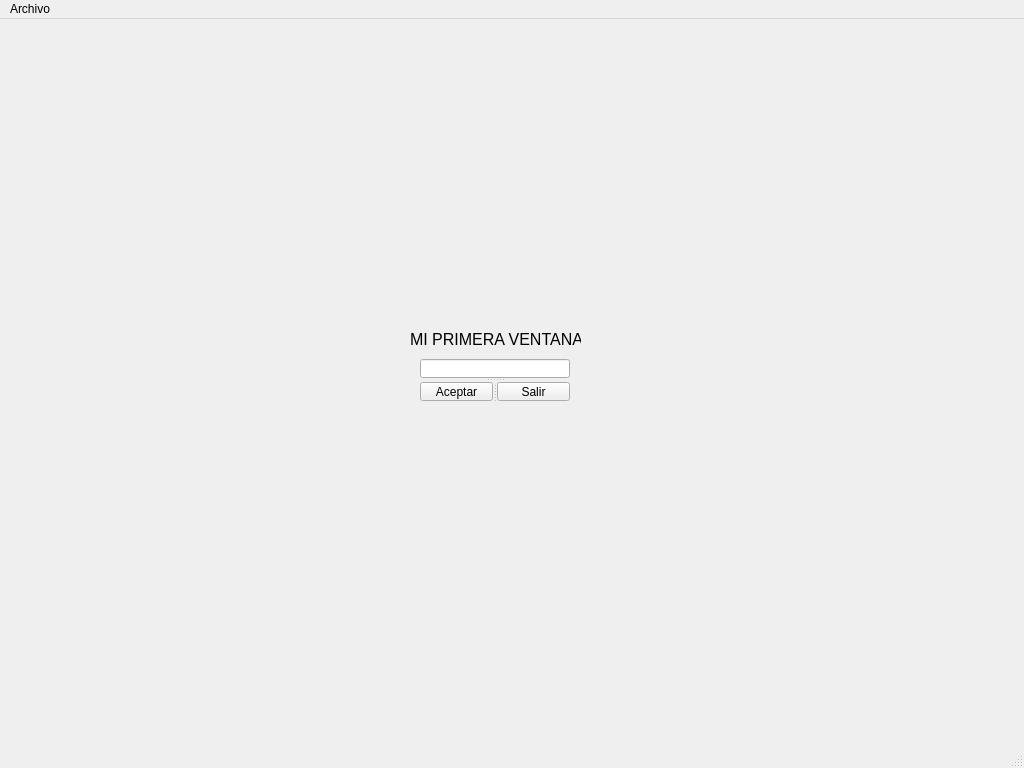
The window that window.ui (gaelrf/reyfernandez) describes before a commit, drawn with Qt 5.
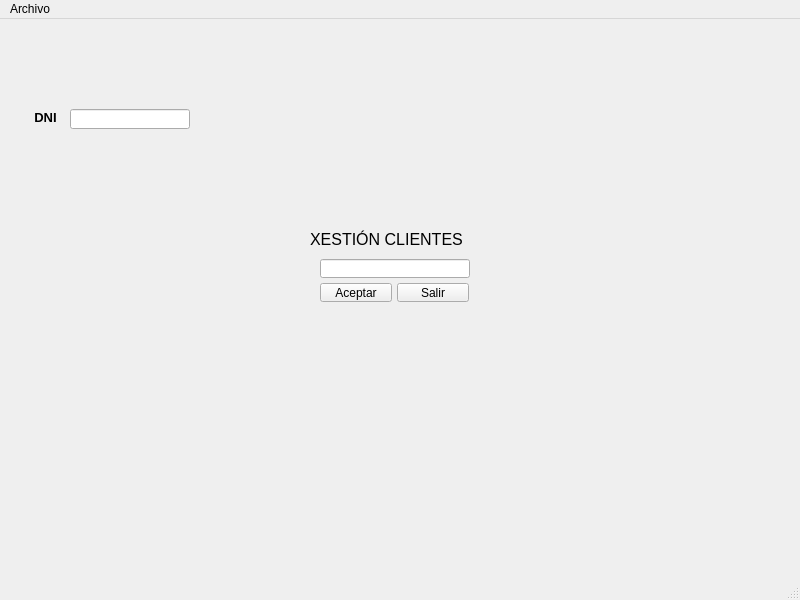
The same window after the commit.

Commit message: modulo clientes

```diff
--- a/window.ui
+++ b/window.ui
@@ -6,8 +6,8 @@
    <rect>
     <x>0</x>
     <y>0</y>
-    <width>1024</width>
-    <height>768</height>
+    <width>800</width>
+    <height>600</height>
    </rect>
   </property>
   <property name="windowTitle">
@@ -17,8 +17,8 @@
    <widget class="QLabel" name="lblTitulo">
     <property name="geometry">
      <rect>
-      <x>410</x>
-      <y>310</y>
+      <x>310</x>
+      <y>210</y>
       <width>171</width>
       <height>20</height>
      </rect>
@@ -29,37 +29,90 @@
      </font>
     </property>
     <property name="text">
-     <string>MI PRIMERA VENTANA</string>
+     <string>XESTIÓN CLIENTES</string>
     </property>
    </widget>
-   <widget class="QSplitter" name="splitter_2">
+   <widget class="QLabel" name="lblDNI">
     <property name="geometry">
      <rect>
-      <x>420</x>
-      <y>340</y>
+      <x>30</x>
+      <y>90</y>
+      <width>31</width>
+      <height>16</height>
+     </rect>
+    </property>
+    <property name="font">
+     <font>
+      <pointsize>10</pointsize>
+      <weight>75</weight>
+      <bold>true</bold>
+     </font>
+    </property>
+    <property name="text">
+     <string>DNI</string>
+    </property>
+    <property name="alignment">
+     <set>Qt::AlignCenter</set>
+    </property>
+   </widget>
+   <widget class="QLineEdit" name="txtDni">
+    <property name="geometry">
+     <rect>
+      <x>70</x>
+      <y>90</y>
+      <width>120</width>
+      <height>20</height>
+     </rect>
+    </property>
+   </widget>
+   <widget class="QLabel" name="label">
+    <property name="geometry">
+     <rect>
+      <x>200</x>
+      <y>90</y>
+      <width>47</width>
+      <height>20</height>
+     </rect>
+    </property>
+    <property name="text">
+     <string/>
+    </property>
+   </widget>
+   <widget class="QLineEdit" name="txtDatos">
+    <property name="geometry">
+     <rect>
+      <x>320</x>
+      <y>240</y>
       <width>150</width>
-      <height>43</height>
+      <height>19</height>
      </rect>
     </property>
-    <property name="orientation">
-     <enum>Qt::Vertical</enum>
+   </widget>
+   <widget class="QPushButton" name="btnAceptar">
+    <property name="geometry">
+     <rect>
+      <x>320</x>
+      <y>264</y>
+      <width>72</width>
+      <height>19</height>
+     </rect>
     </property>
-    <widget class="QLineEdit" name="txtDatos"/>
-    <widget class="QSplitter" name="splitter">
-     <property name="orientation">
-      <enum>Qt::Horizontal</enum>
-     </property>
-     <widget class="QPushButton" name="btnAceptar">
-      <property name="text">
-       <string>Aceptar</string>
-      </property>
-     </widget>
-     <widget class="QPushButton" name="btnSalir">
-      <property name="text">
-       <string>Salir</string>
-      </property>
-     </widget>
-    </widget>
+    <property name="text">
+     <string>Aceptar</string>
+    </property>
+   </widget>
+   <widget class="QPushButton" name="btnSalir">
+    <property name="geometry">
+     <rect>
+      <x>397</x>
+      <y>264</y>
+      <width>72</width>
+      <height>19</height>
+     </rect>
+    </property>
+    <property name="text">
+     <string>Salir</string>
+    </property>
    </widget>
   </widget>
   <widget class="QMenuBar" name="menubar">
@@ -67,7 +120,7 @@
     <rect>
      <x>0</x>
      <y>0</y>
-     <width>1024</width>
+     <width>800</width>
      <height>21</height>
     </rect>
    </property>
```
Left out of the diff: 15 changed lines with no effect on the pictures. The commit also changes 3 other files.
